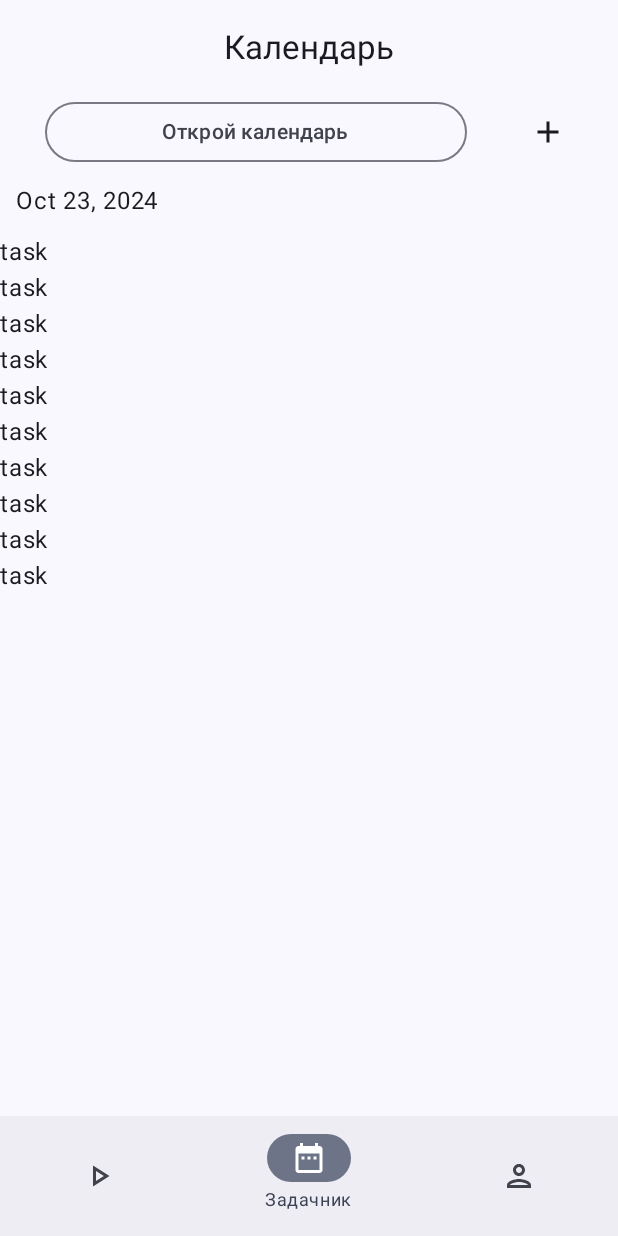
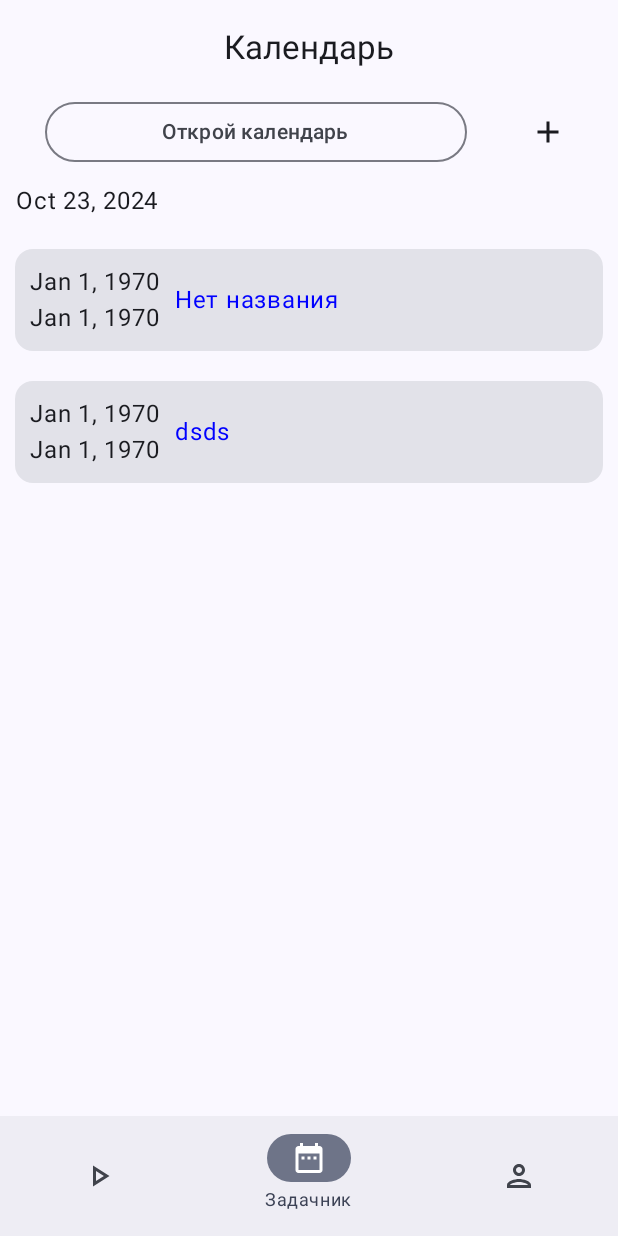
Before and after one commit to Lapoushko/android_app_sdvg, an Android app built with Jetpack Compose: the screen it shows after launch (MainActivity), on a phone screen of 412 x 824 dp. Run offline under Robolectric (Android 15) with nearby library versions, the phone set to English and light mode, and no system bars; our stand-ins replace Dagger/Hilt's generated code.

Commit message:
task viewer

```diff
--- /dev/null
+++ b/app/src/main/java/com/example/android_app_sdvg/presentation/MockRepo.kt
@@ -0,0 +1,13 @@
+package com.example.android_app_sdvg.presentation
+
+import com.example.android_app_sdvg.presentation.model.task.TaskItem
+
+/**
+ * @author Lapoushko
+ */
+class MockRepo {
+    var tasks =
+        mutableListOf(
+            TaskItem(), TaskItem(name = "dsds")
+        )
+}
--- a/app/src/main/java/com/example/android_app_sdvg/presentation/create_task/CreateTaskScreenViewModel.kt
+++ b/app/src/main/java/com/example/android_app_sdvg/presentation/create_task/CreateTaskScreenViewModel.kt
@@ -7,6 +7,7 @@ import androidx.compose.runtime.mutableStateOf
 import androidx.compose.runtime.setValue
 import androidx.lifecycle.ViewModel
 import com.example.android_app_sdvg.domain.entity.category.CategoryItem
+import com.example.android_app_sdvg.presentation.MockRepo
 import com.example.android_app_sdvg.presentation.model.prioriry.PriorityItem
 import com.example.android_app_sdvg.presentation.model.task.TaskItem
 import com.example.android_app_sdvg.util.Constants
@@ -51,6 +52,7 @@ class CreateTaskScreenViewModel : ViewModel() {
                 categoryItem = CategoryItem.STANDART
             )
             onToBack()
+            MockRepo().tasks.add(task)
             Log.d(Constants.LOG_KEY, task.toString())
         } else{
             Log.d(Constants.LOG_KEY, "Заполните полностью данные")
--- a/app/src/main/java/com/example/android_app_sdvg/presentation/tasker/TaskerScreen.kt
+++ b/app/src/main/java/com/example/android_app_sdvg/presentation/tasker/TaskerScreen.kt
@@ -7,6 +7,7 @@ import androidx.compose.foundation.layout.fillMaxSize
 import androidx.compose.foundation.layout.fillMaxWidth
 import androidx.compose.foundation.layout.padding
 import androidx.compose.foundation.lazy.LazyColumn
+import androidx.compose.foundation.lazy.items
 import androidx.compose.material.icons.Icons
 import androidx.compose.material.icons.filled.Add
 import androidx.compose.material3.CenterAlignedTopAppBar
@@ -83,8 +84,8 @@ fun TaskerScreen(
             LazyColumn(
                 modifier = Modifier.fillMaxSize()
             ) {
-                items(10) {
-                    Text(text = "task")
+                items(viewModel.tasks.value) { task ->
+                    TaskerScreenListItem(task = task)
                 }
             }
         }
--- /dev/null
+++ b/app/src/main/java/com/example/android_app_sdvg/presentation/tasker/TaskerScreenListItem.kt
@@ -0,0 +1,52 @@
+package com.example.android_app_sdvg.presentation.tasker
+
+import androidx.compose.foundation.layout.Column
+import androidx.compose.foundation.layout.Row
+import androidx.compose.foundation.layout.fillMaxWidth
+import androidx.compose.foundation.layout.padding
+import androidx.compose.material3.Card
+import androidx.compose.material3.CardColors
+import androidx.compose.material3.Text
+import androidx.compose.runtime.Composable
+import androidx.compose.ui.Alignment
+import androidx.compose.ui.Modifier
+import androidx.compose.ui.graphics.Color
+import androidx.compose.ui.tooling.preview.Preview
+import androidx.compose.ui.unit.dp
+import com.example.android_app_sdvg.presentation.extension.toDateString
+import com.example.android_app_sdvg.presentation.model.task.TaskItem
+
+/**
+ * @author Lapoushko
+ */
+
+@Composable
+fun TaskerScreenListItem(task: TaskItem) {
+    Card(
+        modifier = Modifier.padding(10.dp)
+    ) {
+
+        Row(
+            modifier = Modifier
+                .fillMaxWidth()
+        ) {
+            Column(modifier = Modifier.padding(10.dp)) {
+                Text(text = task.timer.toDateString())
+                Text(text = task.timer.toDateString())
+            }
+            Text(
+                modifier = Modifier
+                    .fillMaxWidth(0.5f)
+                    .align(Alignment.CenterVertically),
+                text = task.name,
+                color = Color.Blue
+            )
+        }
+    }
+}
+
+@Preview(showBackground = true)
+@Composable
+fun TaskerScreenListItemPreview() {
+    TaskerScreenListItem(task = TaskItem())
+}
--- a/app/src/main/java/com/example/android_app_sdvg/presentation/tasker/TaskerScreenViewModel.kt
+++ b/app/src/main/java/com/example/android_app_sdvg/presentation/tasker/TaskerScreenViewModel.kt
@@ -3,12 +3,14 @@ package com.example.android_app_sdvg.presentation.tasker
 import android.util.Log
 import androidx.compose.runtime.getValue
 import androidx.compose.runtime.mutableStateOf
-import androidx.compose.runtime.remember
 import androidx.compose.runtime.setValue
 import androidx.lifecycle.ViewModel
+import com.example.android_app_sdvg.presentation.MockRepo
+import com.example.android_app_sdvg.presentation.model.task.TaskItem
 import com.example.android_app_sdvg.util.Constants
+import kotlinx.coroutines.flow.MutableStateFlow
+import kotlinx.coroutines.flow.StateFlow
 import java.util.Calendar
-import kotlin.coroutines.coroutineContext
 
 /**
  * @author Lapoushko
@@ -16,6 +18,9 @@ import kotlin.coroutines.coroutineContext
 class TaskerScreenViewModel : ViewModel(){
     var showModal by mutableStateOf(false)
     var selectedDate by mutableStateOf<Long?>(Calendar.getInstance().timeInMillis)
+
+    private var _tasks: MutableStateFlow<List<TaskItem>> = MutableStateFlow(MockRepo().tasks)
+    val tasks: StateFlow<List<TaskItem>> = _tasks
 
     init {
         Log.d(Constants.LOG_KEY, "Init ${this::class.simpleName}")
```
